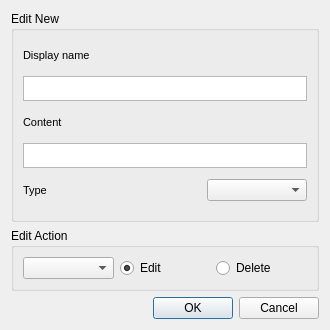
Old version of the form user_interface/design/home_settings.ui in the repository Ivan-812/Better-clipboard.
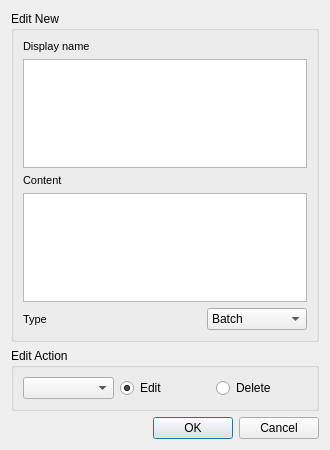
New version of the form.

The edit to the form file:
```diff
--- a/user_interface/design/home_settings.ui
+++ b/user_interface/design/home_settings.ui
@@ -7,13 +7,13 @@
     <x>0</x>
     <y>0</y>
     <width>330</width>
-    <height>330</height>
+    <height>450</height>
    </rect>
   </property>
   <property name="minimumSize">
    <size>
     <width>330</width>
-    <height>330</height>
+    <height>450</height>
    </size>
   </property>
   <property name="maximumSize">
@@ -67,7 +67,7 @@
         <property name="maximumSize">
          <size>
           <width>16777215</width>
-          <height>25</height>
+          <height>99999</height>
          </size>
         </property>
         <property name="font">
@@ -103,10 +103,16 @@
       </item>
       <item>
        <widget class="QTextEdit" name="content_text">
+        <property name="minimumSize">
+         <size>
+          <width>0</width>
+          <height>20</height>
+         </size>
+        </property>
         <property name="maximumSize">
          <size>
           <width>16777215</width>
-          <height>25</height>
+          <height>99999</height>
          </size>
         </property>
         <property name="font">
@@ -144,6 +150,16 @@
             <height>16777215</height>
            </size>
           </property>
+          <item>
+           <property name="text">
+            <string>Batch</string>
+           </property>
+          </item>
+          <item>
+           <property name="text">
+            <string>Command</string>
+           </property>
+          </item>
          </widget>
         </item>
        </layout>
```
